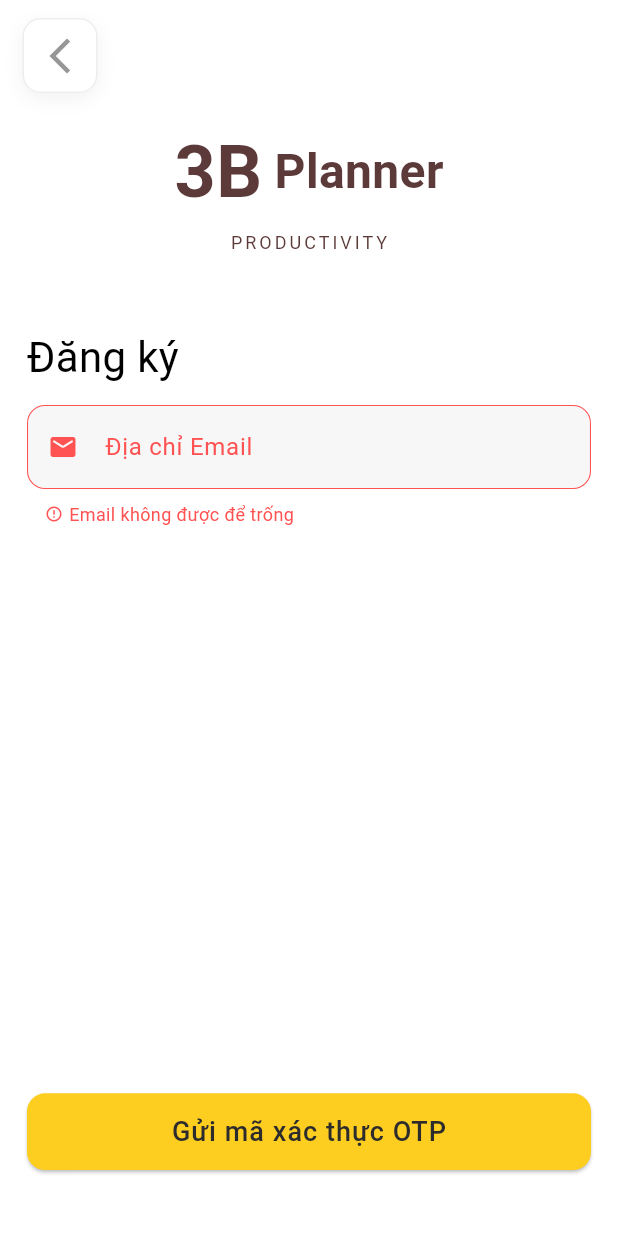
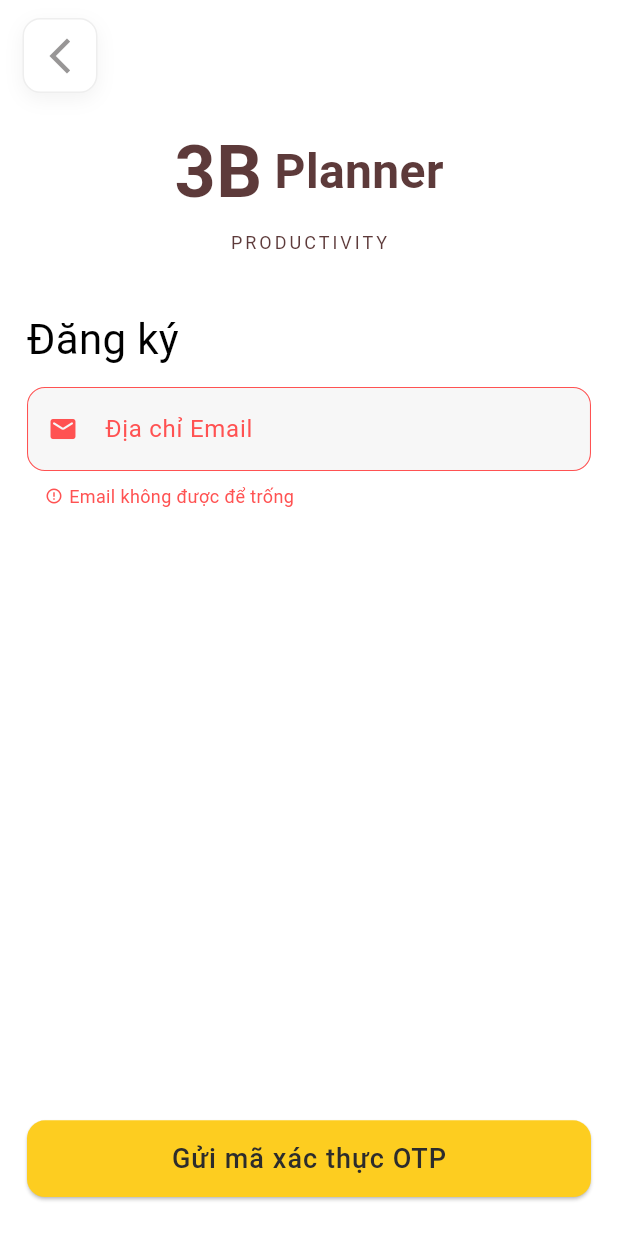
Before and after one commit to nguyenhuyk3/TodoMobileApp, a Flutter app: the AuthenticationForm screen opened directly, after a tap on "Gửi mã xác thực OTP", on a phone screen of 412 x 824 dp. Run offline on Flutter 3.47's test engine with Material 3 defaults, Android fonts, the light colour scheme and no system bars; our stand-ins replace dartz, equatable, flutter_bloc, flutter_dotenv, formz, logger and 2 more; accounts and stored records are empty.

Commit message:
feature: Create UI for RegistrationStepTwoPage and update RegistrationStepOnePage

```diff
--- a/lib/core/constants/sizes.dart
+++ b/lib/core/constants/sizes.dart
@@ -10,7 +10,7 @@
 }
 
 class TextSizes {
-  static const double TITLE_LARGE = 20;     // Screen / Dialog title
+  static const double TITLE_LARGE = 22;     // Screen / Dialog title
   static const double TITLE_MEDIUM = 18;    // Section title
   static const double TITLE_SMALL = 16;     // Card title
   static const double TITLE_X_SMALL = 14;   // Sub title
--- a/lib/core/widgets/authentication_form.dart
+++ b/lib/core/widgets/authentication_form.dart
@@ -101,7 +101,7 @@
 
                   Align(alignment: Alignment.center, child: Logo()),
 
-                  const SizedBox(height: MAX_HEIGTH_SIZED_BOX * 4),
+                  const SizedBox(height: MAX_HEIGTH_SIZED_BOX * 3),
 
                   Text(
                     title,
@@ -115,6 +115,8 @@
                   const SizedBox(height: MAX_HEIGTH_SIZED_BOX),
 
                   Expanded(child: child),
+
+                  const SizedBox(height: MAX_HEIGTH_SIZED_BOX * 1.5),
                 ],
               ),
             ),
--- a/lib/features/authentication/registration/presentation/bloc/bloc.dart
+++ b/lib/features/authentication/registration/presentation/bloc/bloc.dart
@@ -19,6 +19,8 @@
 
   String _email = '';
   String _password = '';
+
+  String get email => _email;
 
   RegistrationBloc({required RegistrationRepository registrationRepository})
     : _registrationRepository = registrationRepository,
@@ -45,36 +47,45 @@
     RegistrationEmailSubmitted event,
     Emitter<RegistrationState> emit,
   ) async {
+    // Lấy trạng thái hiện tại để truy cập vào giá trị email
     final currentState = state;
 
     if (currentState is RegistrationStepOne) {
+      // 1. KIỂM TRA VALIDATION (CLIENT SIDE)
+      // Nếu người dùng chưa nhập hoặc nhập sai định dạng email
       final error = ValidationErrorMessage.getEmailErrorMessage(
         error: currentState.email.error,
       );
 
       if (error != null) {
+        // Phát ra lỗi và kết thúc sớm (return) để không gọi API tốn tài nguyên
         emit(RegistrationError(error: error));
 
         return;
       }
+      // 2. CHUẨN BỊ DỮ LIỆU
+      _email =
+          currentState.email.value; // Lưu vào biến cục bộ để dùng cho bước OTP
+      // 3. BẬT TRẠNG THÁI LOADING
+      emit(const RegistrationLoading());
+      // Giả lập thời gian chờ (Có thể xóa khi dùng thật)
+      await Future.delayed(const Duration(seconds: 2));
+      // 4. GỌI API KIỂM TRA EMAIL TRÊN SERVER
+      // final isEmailExists = await _registrationRepository.checkEmailExists(
+      //   email: currentState.email.value,
+      // );
 
-      _email = currentState.email.value;
+      //  // 5. XỬ LÝ KẾT QUẢ TỪ REPOSITORY (Sử dụng fold cho dartz/fpdart)
+      // isEmailExists.fold(
+      //   (failure) {
+      //     emit(RegistrationError(error: failure.message));
+      //   },
+      //   (exists) {
+      //     emit(RegistrationStepTwo(otp: const Otp.pure()));
+      //   },
+      // );
 
-      emit(const RegistrationLoading());
-
-      final isEmailExists = await _registrationRepository.checkEmailExists(
-        email: currentState.email.value,
-      );
-      await Future.delayed(const Duration(seconds: 2));
-
-      isEmailExists.fold(
-        (failure) {
-          emit(RegistrationError(error: failure.message));
-        },
-        (exists) {
-          emit(RegistrationStepTwo(otp: const Otp.pure()));
-        },
-      );
+      emit(RegistrationStepTwo(otp: const Otp.pure()));
     }
   }
 
--- a/lib/features/authentication/registration/presentation/widgets/step_one/email_input.dart
+++ b/lib/features/authentication/registration/presentation/widgets/step_one/email_input.dart
@@ -46,6 +46,8 @@
       },
       builder: (context, error) {
         final hasError = error.isNotEmpty;
+        final state = context.watch<RegistrationBloc>().state;
+        final isLoading = state is RegistrationLoading;
 
         return Column(
           crossAxisAlignment: CrossAxisAlignment.start,
@@ -116,9 +118,15 @@
                                 : COLORS.UNFOCUSED_BORDER_IP_COLOR),
                     size: IconSizes.ICON_INPUT_SIZE,
                   ),
+                  // suffixIcon:
+                  // - Chỉ hiển thị khi TextField có nội dung (_controller.text.isNotEmpty)
+                  // - Nếu đang loading → ẩn icon để tránh user thao tác
+                  // - Khi không loading → hiển thị nút clear (icon cancel)
                   suffixIcon:
                       _controller.text.isNotEmpty
-                          ? IconButton(
+                          ? (isLoading
+                              ? null
+                              : IconButton(
                                 icon: Icon(
                                   Icons.cancel,
                                   size: IconSizes.ICON_INPUT_SIZE,
@@ -129,11 +137,12 @@
                                 ),
                                 onPressed: () {
                                   _controller.clear();
+
                                   context.read<RegistrationBloc>().add(
                                     const RegistrationEmailChanged(email: ''),
                                   );
                                 },
-                          )
+                              ))
                           : null,
                   // Border configs
                   contentPadding: const EdgeInsets.symmetric(
--- a/pubspec.yaml
+++ b/pubspec.yaml
@@ -16,6 +16,7 @@
   flutter_bloc: ^8.1.6
   dartz: ^0.10.1
   logger: ^2.4.0
+  pinput: ^5.0.0
 
 dev_dependencies:
   flutter_test:
```
Also changed, not shown: lib/features/authentication/registration/presentation/pages/step_one.dart (+7 -6 lines), lib/features/authentication/registration/presentation/pages/step_two.dart (+158 -0 lines), pubspec.lock. Lines whose indentation alone changed are shown as unchanged.
